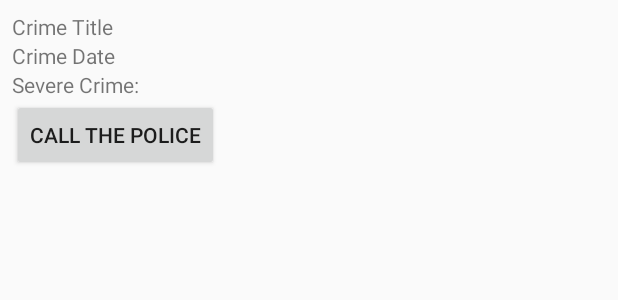
After one commit to annasedlar/Android-CriminalIntent, an Android app: the layout list_item_crime_police.xml on its own in the app's theme, with its tools: preview values and no code run, on a phone screen of 412 x 824 dp. The commit adds this screen. Shown: the top 300 px of the screen. Run offline under Robolectric (Android 15) with nearby library versions, the phone set to English and light mode, and no system bars.

Commit message:
RecyclerView two ViewTypes in adapter

```diff
--- a/app/src/main/java/com/bignerdranch/android/criminalintent/Crime.java
+++ b/app/src/main/java/com/bignerdranch/android/criminalintent/Crime.java
@@ -38,9 +38,11 @@ public class Crime {
     private String mTitle;
     private Date mDate;
     private boolean mSolved;
+    private boolean mRequiresPolice;
 
     public Crime() {
         mId  = UUID.randomUUID();
         mDate = new Date();
+        mRequiresPolice = true;
     }
 }
--- a/app/src/main/java/com/bignerdranch/android/criminalintent/CrimeLab.java
+++ b/app/src/main/java/com/bignerdranch/android/criminalintent/CrimeLab.java
@@ -19,7 +19,7 @@ public class CrimeLab {
 
     private CrimeLab (Context context){
         mCrimes = new ArrayList<>();
-        for (int i=0; i< 100; i++){
+        for (int i=0; i<100; i++){
             Crime crime = new Crime();
             crime.setTitle("Crime #" + i);
             crime.setSolved( i % 2 == 0);
--- /dev/null
+++ b/app/src/main/res/layout/list_item_crime_police.xml
@@ -0,0 +1,31 @@
+<?xml version="1.0" encoding="utf-8"?>
+<LinearLayout xmlns:android="http://schemas.android.com/apk/res/android"
+    android:orientation="vertical"
+    android:layout_width="match_parent"
+    android:layout_height="wrap_content"
+    android:layout_margin="8dp">
+
+    <TextView
+        android:id="@+id/crime_title"
+        android:layout_width="match_parent"
+        android:layout_height="wrap_content"
+        android:text="Crime Title" />
+
+    <TextView
+        android:id="@+id/crime_date"
+        android:layout_width="match_parent"
+        android:layout_height="wrap_content"
+        android:text="Crime Date" />
+
+    <TextView
+        android:id="@+id/crime_severity"
+        android:layout_width="match_parent"
+        android:layout_height="wrap_content"
+        android:text="Severe Crime: "/>
+
+    <Button
+        android:layout_width="wrap_content"
+        android:layout_height="wrap_content"
+        android:text="Call the police"/>
+
+</LinearLayout>
```
Also changed, not shown: app/src/main/java/com/bignerdranch/android/criminalintent/CrimeListFragment.java (+30 -6 lines).
